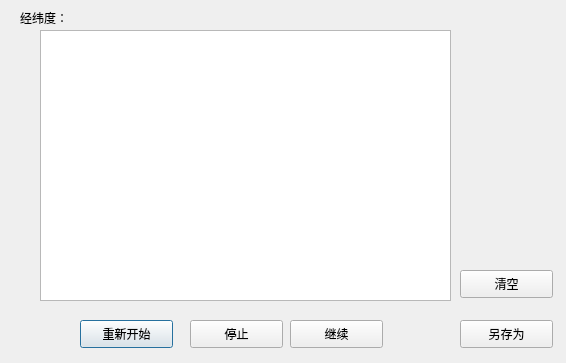
This is InitRouteDialog.ui in IRLSCU/QtController as Qt 5 draws it before an edit. The edited form follows.
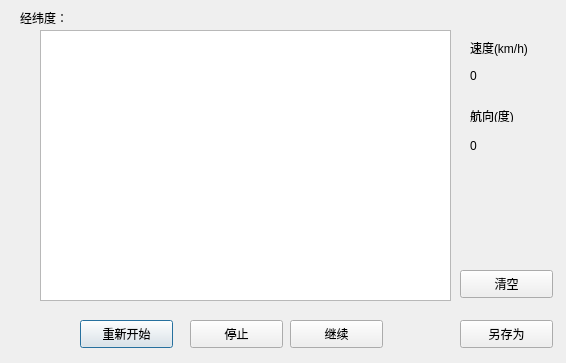
This is the edited form.

```diff
--- a/InitRouteDialog.ui
+++ b/InitRouteDialog.ui
@@ -101,6 +101,58 @@
     <string>另存为</string>
    </property>
   </widget>
+  <widget class="QLabel" name="label_2">
+   <property name="geometry">
+    <rect>
+     <x>470</x>
+     <y>40</y>
+     <width>61</width>
+     <height>16</height>
+    </rect>
+   </property>
+   <property name="text">
+    <string>速度(km/h)</string>
+   </property>
+  </widget>
+  <widget class="QLabel" name="label_3">
+   <property name="geometry">
+    <rect>
+     <x>470</x>
+     <y>110</y>
+     <width>54</width>
+     <height>12</height>
+    </rect>
+   </property>
+   <property name="text">
+    <string>航向(度)</string>
+   </property>
+  </widget>
+  <widget class="QLabel" name="speed">
+   <property name="geometry">
+    <rect>
+     <x>470</x>
+     <y>70</y>
+     <width>54</width>
+     <height>12</height>
+    </rect>
+   </property>
+   <property name="text">
+    <string>0</string>
+   </property>
+  </widget>
+  <widget class="QLabel" name="course">
+   <property name="geometry">
+    <rect>
+     <x>470</x>
+     <y>140</y>
+     <width>54</width>
+     <height>12</height>
+    </rect>
+   </property>
+   <property name="text">
+    <string>0</string>
+   </property>
+  </widget>
  </widget>
  <resources/>
  <connections>
```
